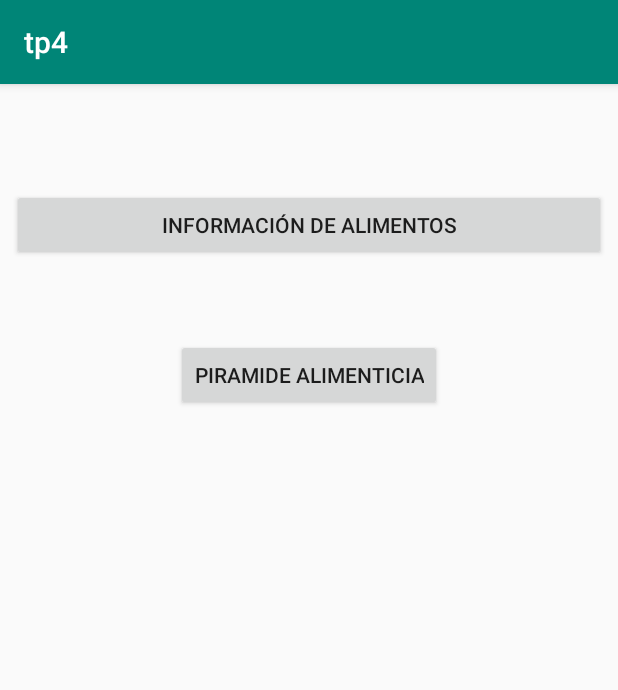
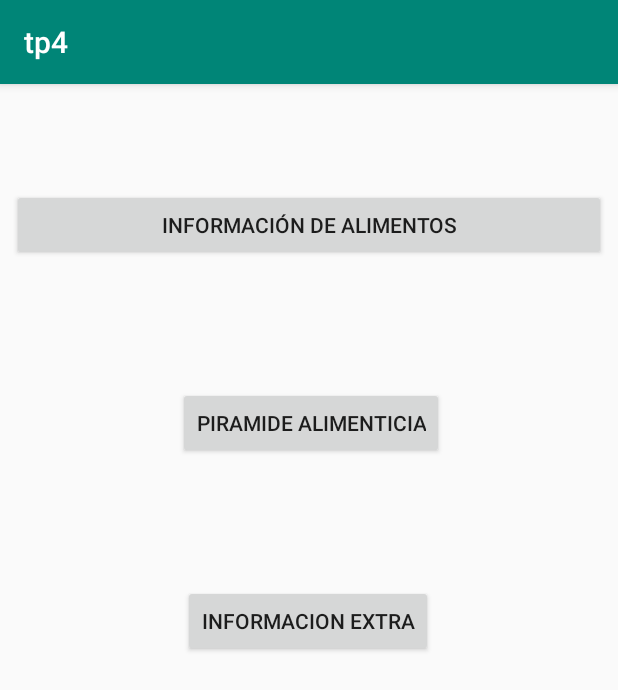
Before and after one commit to fedeglggg/moviles-tp4, an Android app: the screen it shows after launch (MainActivity), on a phone screen of 412 x 824 dp. Shown: the top 690 px of the screen. Run offline under Robolectric (Android 15) with nearby library versions, the phone set to English and light mode, and no system bars.

Commit message:
informacion extra agregada

```diff
--- a/app/src/main/java/com/example/tp4/MainActivity.java
+++ b/app/src/main/java/com/example/tp4/MainActivity.java
@@ -40,6 +40,19 @@ public class MainActivity extends AppCompatActivity {
             }
         });
 
+        //informacion extra
+        Button informacionExtraButton;
+        piramideButton = (Button) findViewById(R.id.informacionExtraButton);
+        piramideButton.setOnClickListener(new View.OnClickListener() {
+            @Override
+            public void onClick(View v) {
+                // TODO Auto-generated method stub
+                Intent intent = new Intent(getApplicationContext(),InformacionExtra.class);
+                startActivity(intent);
+            }
+        });
+
+
 
 
     }
--- a/app/src/main/res/layout/activity_main.xml
+++ b/app/src/main/res/layout/activity_main.xml
@@ -28,12 +28,27 @@
         android:layout_height="wrap_content"
         android:layout_marginStart="162dp"
         android:layout_marginLeft="162dp"
-        android:layout_marginTop="52dp"
+        android:layout_marginTop="84dp"
         android:layout_marginEnd="162dp"
         android:layout_marginRight="162dp"
         android:text="Piramide Alimenticia"
         app:layout_constraintEnd_toEndOf="parent"
+        app:layout_constraintHorizontal_bias="0.489"
         app:layout_constraintStart_toStartOf="parent"
         app:layout_constraintTop_toBottomOf="@+id/alimentosButton" />
 
+    <Button
+        android:id="@+id/informacionExtraButton"
+        android:layout_width="0dp"
+        android:layout_height="wrap_content"
+        android:layout_marginStart="122dp"
+        android:layout_marginLeft="122dp"
+        android:layout_marginTop="84dp"
+        android:layout_marginEnd="123dp"
+        android:layout_marginRight="123dp"
+        android:text="Informacion Extra"
+        app:layout_constraintEnd_toEndOf="parent"
+        app:layout_constraintStart_toStartOf="parent"
+        app:layout_constraintTop_toBottomOf="@+id/piramideButton" />
+
 </android.support.constraint.ConstraintLayout>
--- a/app/src/main/res/layout/activity_piramide.xml
+++ b/app/src/main/res/layout/activity_piramide.xml
@@ -18,6 +18,7 @@
         android:contentDescription="TODO" />
 
     <ListView
+        android:id="@+id/listAlimentoPiramide"
         android:layout_width="183dp"
         android:layout_height="389dp"
         android:layout_marginStart="8dp"
```
Also changed, not shown: app/src/main/AndroidManifest.xml (+5 -2 lines), app/src/main/java/com/example/tp4/InformacionExtra.java (added, +28 -0 lines), app/src/main/java/com/example/tp4/Piramide.java (+19 -0 lines), app/src/main/res/layout/activity_informacion_extra.xml (added, +17 -0 lines).
